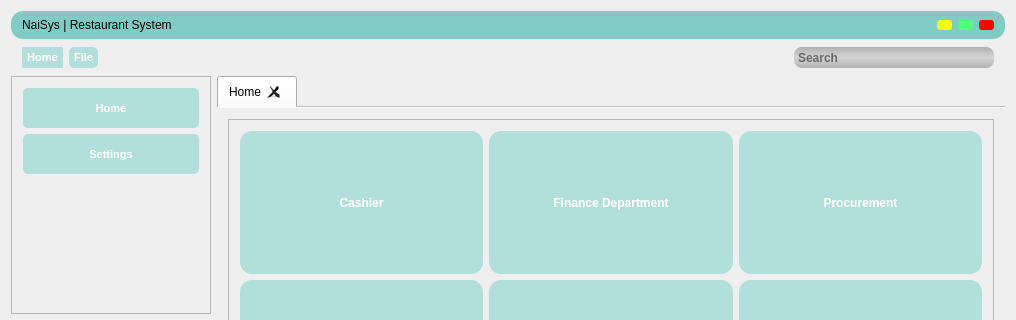
First picture: the form in procurementsys.ui, repository zadockmaloba/ProcurementSys, before the edit; both pictures show x 0 to 1016 and y 0 to 320 of the 1016 by 607 pixel window.
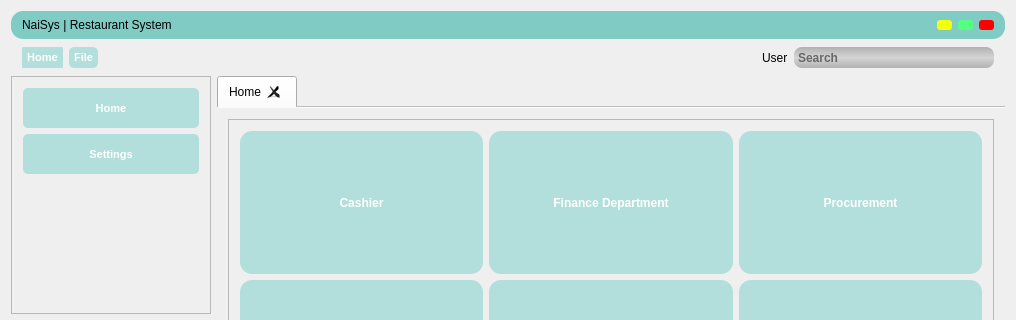
Second picture: the form after the edit. Icons and pictures are not drawn.

Commit message: Working on displaying the Username on the menu bar.

```diff
--- a/procurementsys.ui
+++ b/procurementsys.ui
@@ -27,6 +27,11 @@
 
 }
 
+QMenu
+{
+	
+	background-color: qlineargradient(spread:pad, x1:1, y1:1, x2:1, y2:0, stop:0 rgba(108, 171, 147, 255), stop:0.994318 rgba(186, 230, 230, 255));
+}
 
 QPushButton::disabled
 {
@@ -406,7 +411,11 @@
     background-color: transparent;
 
 }
-</string>
+QMenu
+{
+	
+	background-color: qlineargradient(spread:pad, x1:1, y1:1, x2:1, y2:0, stop:0 rgba(108, 171, 147, 255), stop:0.994318 rgba(186, 230, 230, 255));
+}</string>
   </property>
   <widget class="QWidget" name="centralWidget">
    <property name="styleSheet">
@@ -997,6 +1006,12 @@
 {
 	background-color: #ff4747;
 
+}
+
+QMenu
+{
+	
+	background-color: qlineargradient(spread:pad, x1:1, y1:1, x2:1, y2:0, stop:0 rgba(108, 171, 147, 255), stop:0.994318 rgba(186, 230, 230, 255));
 }</string>
       </property>
       <layout class="QHBoxLayout" name="horizontalLayout_5">
@@ -1051,6 +1066,25 @@
          </property>
         </spacer>
        </item>
+       <item>
+        <widget class="QLabel" name="user_label">
+         <property name="contextMenuPolicy">
+          <enum>Qt::CustomContextMenu</enum>
+         </property>
+         <property name="lineWidth">
+          <number>2</number>
+         </property>
+         <property name="midLineWidth">
+          <number>0</number>
+         </property>
+         <property name="text">
+          <string>User</string>
+         </property>
+         <property name="scaledContents">
+          <bool>false</bool>
+         </property>
+        </widget>
+       </item>
        <item>
         <widget class="QLineEdit" name="lineEdit">
          <property name="minimumSize">
```
The commit also changes 6 other files.
